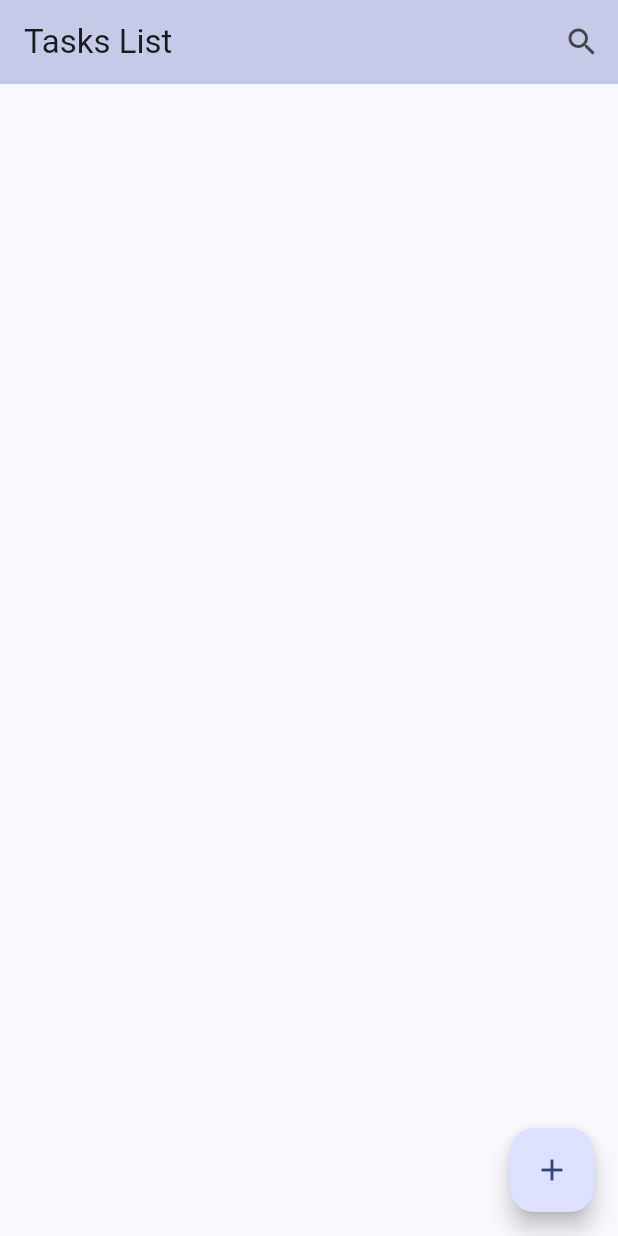
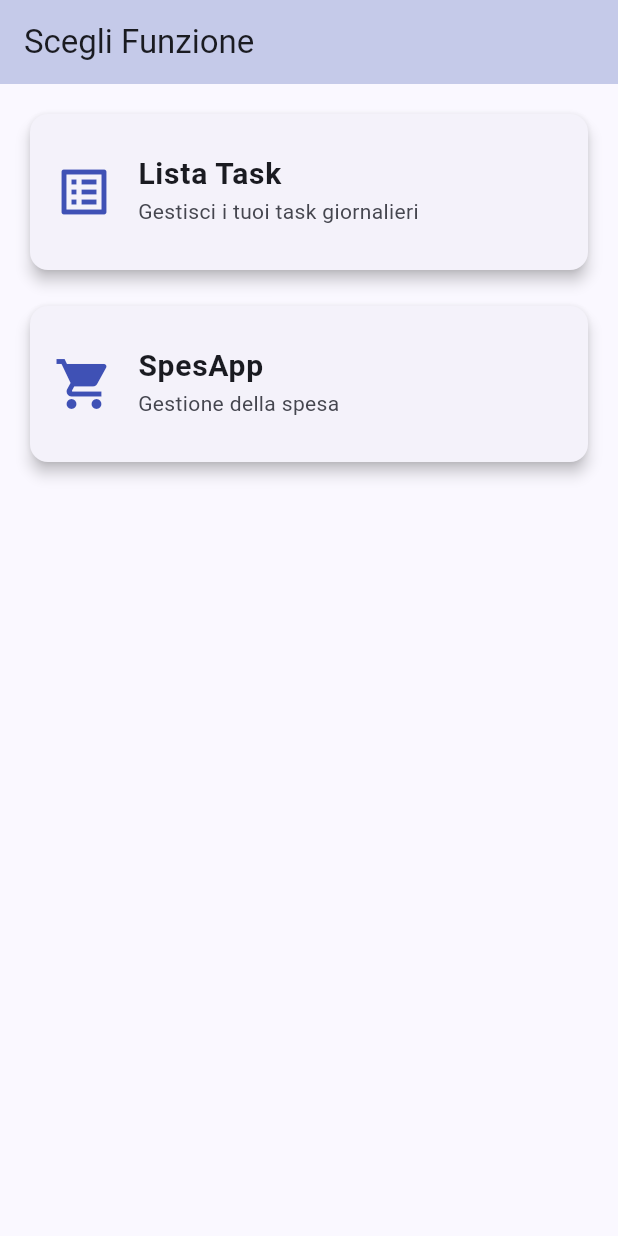
Before and after one commit to mirkocolombo1994/FlutterSpesApp, a Flutter app: the screen it shows after launch, on a phone screen of 412 x 824 dp. Run offline on Flutter 3.47's test engine with Material 3 defaults, Android fonts, the phone set to English and light mode, and no system bars; our stand-ins replace sqflite; accounts and stored records are empty.

Commit message:
added homepage and SpesApp button

```diff
--- /dev/null
+++ b/lib/home_screen.dart
@@ -0,0 +1,58 @@
+import 'package:flutter/material.dart';
+import 'package:task_master_app/tasks_list.dart';
+import 'package:task_master_app/spes_app_screen.dart';
+
+class HomeScreen extends StatelessWidget {
+  const HomeScreen({super.key});
+
+  @override
+  Widget build(BuildContext context) {
+    return Scaffold(
+      appBar: AppBar(
+        title: const Text('Scegli Funzione'),
+      ),
+      body: ListView(
+        padding: const EdgeInsets.all(16.0),
+        children: [
+          Card(
+            elevation: 4,
+            child: ListTile(
+              contentPadding: const EdgeInsets.all(16.0),
+              leading: const Icon(Icons.list_alt, size: 40, color: Colors.indigo),
+              title: const Text(
+                'Lista Task',
+                style: TextStyle(fontSize: 20, fontWeight: FontWeight.bold),
+              ),
+              subtitle: const Text('Gestisci i tuoi task giornalieri'),
+              onTap: () {
+                Navigator.push(
+                  context,
+                  MaterialPageRoute(builder: (context) => const TasksList()),
+                );
+              },
+            ),
+          ),
+          const SizedBox(height: 16),
+          Card(
+            elevation: 4,
+            child: ListTile(
+              contentPadding: const EdgeInsets.all(16.0),
+              leading: const Icon(Icons.shopping_cart, size: 40, color: Colors.indigo),
+              title: const Text(
+                'SpesApp',
+                style: TextStyle(fontSize: 20, fontWeight: FontWeight.bold),
+              ),
+              subtitle: const Text('Gestione della spesa'),
+              onTap: () {
+                Navigator.push(
+                  context,
+                  MaterialPageRoute(builder: (context) => const SpesAppScreen()),
+                );
+              },
+            ),
+          ),
+        ],
+      ),
+    );
+  }
+}
--- a/lib/main.dart
+++ b/lib/main.dart
@@ -1,7 +1,7 @@
 import 'package:flutter/material.dart';
 import 'package:provider/provider.dart';
 import 'package:task_master_app/task_provider.dart';
-import 'package:task_master_app/tasks_list.dart';
+import 'package:task_master_app/home_screen.dart';
 
 void main() {
   runApp(
@@ -27,7 +27,7 @@ class MyApp extends StatelessWidget {
           backgroundColor: Colors.indigo.shade100,
         ),
       ),
-      home: const TasksList(),
+      home: const HomeScreen(),
     );
   }
 }
```
Also changed, not shown: lib/spes_app_screen.dart (added, +20 -0 lines).
